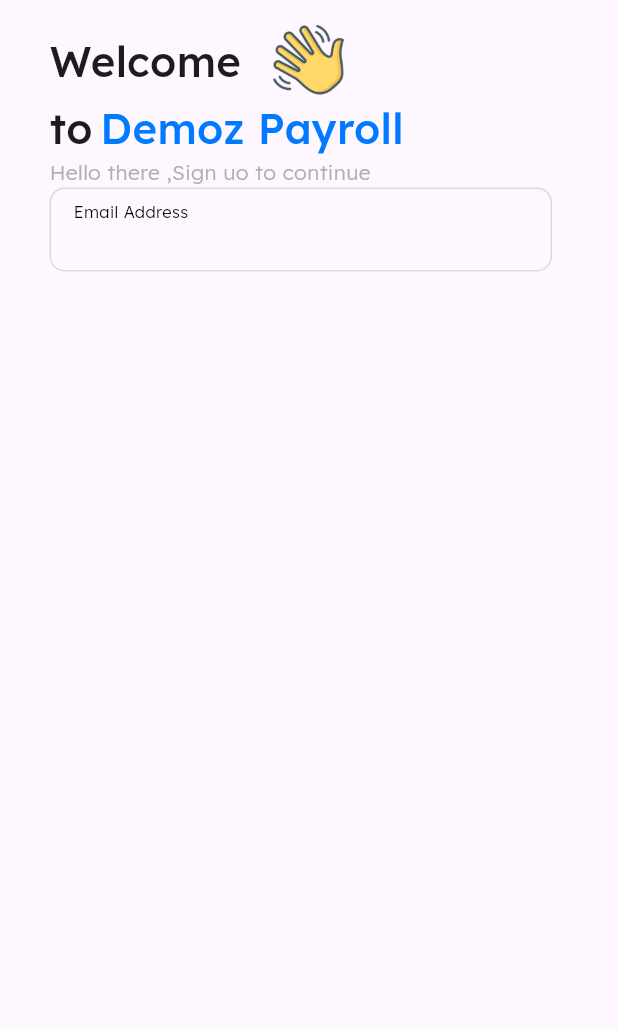
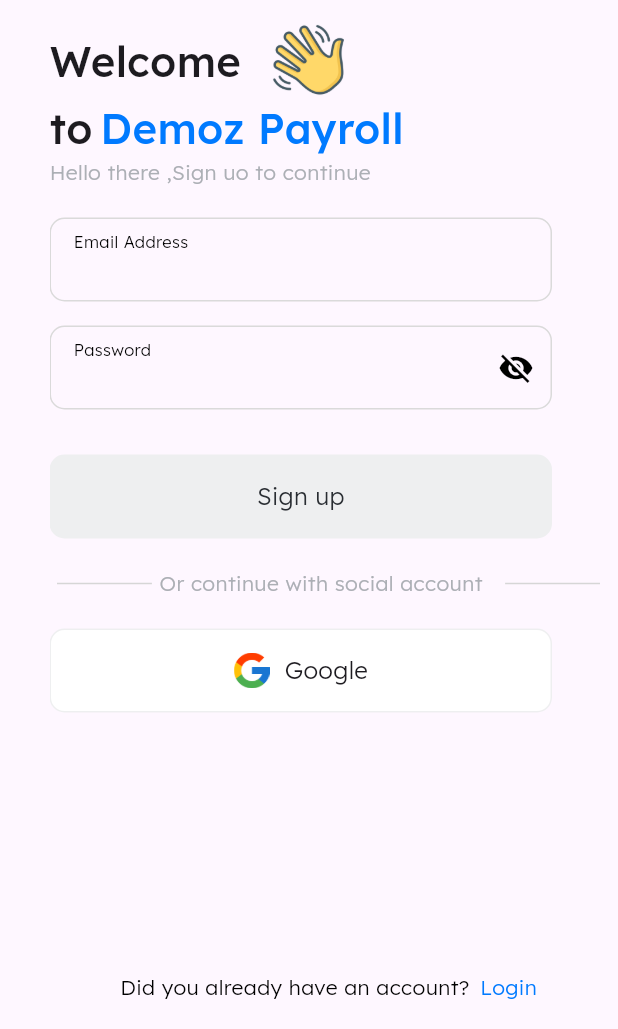
Before and after one commit to natidever/demoze, a Flutter app: the screen it shows after launch, on a phone screen of 412 x 824 dp, the part 207-1236 px from its top. Run offline on Flutter 3.47's test engine with Material 3 defaults, Android fonts, the phone set to English and light mode, and no system bars; our stand-ins replace get, google_fonts.

Commit message:
sign up page done with active paeg

```diff
--- a/lib/main.dart
+++ b/lib/main.dart
@@ -21,20 +21,20 @@
   /// if the app encounter non-flutter error custom page is used
   /// to handel the error gracefully
 
-  FlutterError.onError = (FlutterErrorDetails details) {
-    // Handle synchronous errors globally
-    print('Flutter Error: ${details.exceptionAsString()}');
+  // FlutterError.onError = (FlutterErrorDetails details) {
+  //   // Handle synchronous errors globally
+  //   print('Flutter Error: ${details.exceptionAsString()}');
 
-    // Redirect to custom error page using GetX
-    if (details.exception is! FlutterError) {
-      print('uuuuuuuuu${details.exception}');
-      // Use GetX to navigate to the error page
-      print('${details.exceptionAsString()}');
-      Get.to(() => GlobalErrorScreen(
-            errorMessage: details.exceptionAsString(),
-          ));
-    }
-  };
+  //   // Redirect to custom error page using GetX
+  //   if (details.exception is! FlutterError) {
+  //     print('Exceptions:${details.exception}');
+  //     // Use GetX to navigate to the error page
+  //     print('${details.exceptionAsString()}');
+  //     Get.to(() => GlobalErrorScreen(
+  //           errorMessage: details.exceptionAsString(),
+  //         ));
+  //   }
+  // };
 }
 
 class MyApp extends StatelessWidget {
@@ -47,7 +47,7 @@
         title: 'News App',
         debugShowCheckedModeBanner: false,
         // navigatorKey: navigatorKey,
-        initialRoute: AppRoutes.login,
+        initialRoute: AppRoutes.signup,
         getPages: AppRoutes.routes);
   }
 }
--- a/lib/pages/authentications/login.dart
+++ /dev/null
@@ -1,83 +0,0 @@
-import 'package:demoze/utils/constants.dart';
-import 'package:demoze/widgets/custom_form.dart';
-import 'package:demoze/widgets/custom_texts.dart';
-import 'package:demoze/widgets/layout_helpers.dart';
-import 'package:flutter/material.dart';
-import 'package:google_fonts/google_fonts.dart';
-
-class Login extends StatefulWidget {
-  @override
-  State<Login> createState() => _LoginState();
-}
-
-class _LoginState extends State<Login> {
-  // const Login({super.key});
-
-  @override
-  Widget build(BuildContext context) {
-    TextEditingController emailController = TextEditingController();
-    ;
-    final size = MediaQuery.of(context).size;
-    return Scaffold(
-      body: Padding(
-        padding: EdgeInsets.fromLTRB(33, 64, 7, 15),
-        child: Column(
-          crossAxisAlignment: CrossAxisAlignment.start,
-          mainAxisAlignment: MainAxisAlignment.start,
-          children: [
-            Padding(
-              padding: const EdgeInsets.only(bottom: 15.0),
-              child:
-                  Image.asset(width: 64, height: 74, 'assets/icons/logo.png'),
-            ),
-            Row(
-              // mainAxisAlignment: MainAxisAlignment.spaceAround,
-              children: [
-                HeadingText("Welcome"),
-                HorizontalSpace(20),
-                Image.asset(height: 50, width: 50, 'assets/icons/wave.png')
-              ],
-            ),
-            Row(
-              children: [
-                HeadingText('to'),
-                HorizontalSpace(5),
-                Text(
-                  'Demoz Payroll',
-                  style: GoogleFonts.lexend(
-                      color: primaryColor,
-                      fontSize: 28,
-                      fontWeight: FontWeight.w500),
-                )
-              ],
-            )
-
-            //RIch text removed //
-            // RichText(
-            //     text: TextSpan(children: [
-            //   TextSpan(
-            //       text: "to",
-            //       style: GoogleFonts.lexend(
-            //           fontSize: 28, fontWeight: FontWeight.w500)),
-            //   TextSpan(
-            //       text: "Demoz payroll",
-            //       style: GoogleFonts.lexend(
-            //           fontSize: 20, fontWeight: FontWeight.normal))
-            // ])),
-            ,
-            SubText("Hello there ,Sign uo to continue"),
-            Container(
-              width: 335,
-              height: 56,
-              child: CustomForm(
-                controller: emailController,
-                isPasswordVissible: false,
-                labelText: "Email Address",
-              ),
-            )
-          ],
-        ),
-      ),
-    );
-  }
-}
--- /dev/null
+++ b/lib/pages/authentications/signup.dart
@@ -0,0 +1,200 @@
+import 'package:demoze/utils/constants.dart';
+import 'package:demoze/widgets/custom_buttons.dart';
+import 'package:demoze/widgets/custom_form.dart';
+import 'package:demoze/widgets/custom_texts.dart';
+import 'package:demoze/widgets/layout_helpers.dart';
+import 'package:flutter/material.dart';
+import 'package:get/get.dart';
+import 'package:get/get_rx/get_rx.dart';
+import 'package:google_fonts/google_fonts.dart';
+
+class Signup extends StatefulWidget {
+  @override
+  State<Signup> createState() => _LoginState();
+}
+
+class _LoginState extends State<Signup> {
+  final TextEditingController _emailController = TextEditingController();
+  final TextEditingController _passwordController = TextEditingController();
+
+  RxBool _isFormValid = false.obs;
+
+  void _validateForm() {
+    _isFormValid.value =
+        _emailController.text.isNotEmpty && _passwordController.text.isNotEmpty;
+    print("value:${_isFormValid} :");
+  }
+  // const Login({super.key});
+
+  @override
+  void initState() {
+    // TODO: implement initState
+    super.initState();
+    _emailController.addListener(_validateForm);
+    _passwordController.addListener(_validateForm);
+  }
+
+  @override
+  Widget build(BuildContext context) {
+    final size = MediaQuery.of(context).size;
+    return Scaffold(
+      body: Padding(
+        padding: EdgeInsets.fromLTRB(33, 64, 7, 15),
+        child: SingleChildScrollView(
+          child: Column(
+            mainAxisSize: MainAxisSize.min,
+            crossAxisAlignment: CrossAxisAlignment.start,
+            mainAxisAlignment: MainAxisAlignment.start,
+            children: [
+              Padding(
+                padding: const EdgeInsets.only(bottom: 15.0),
+                child:
+                    Image.asset(width: 64, height: 74, 'assets/icons/logo.png'),
+              ),
+              Row(
+                // mainAxisAlignment: MainAxisAlignment.spaceAround,
+                children: [
+                  HeadingText("Welcome"),
+                  HorizontalSpace(20),
+                  Image.asset(height: 50, width: 50, 'assets/icons/wave.png')
+                ],
+              ),
+              Row(
+                children: [
+                  HeadingText('to'),
+                  HorizontalSpace(5),
+                  Text(
+                    'Demoz Payroll',
+                    style: GoogleFonts.lexend(
+                        color: primaryColor,
+                        fontSize: 28,
+                        fontWeight: FontWeight.w500),
+                  )
+                ],
+              )
+
+              //RIch text removed //
+              // RichText(
+              //     text: TextSpan(children: [
+              //   TextSpan(
+              //       text: "to",
+              //       style: GoogleFonts.lexend(
+              //           fontSize: 28, fontWeight: FontWeight.w500)),
+              //   TextSpan(
+              //       text: "Demoz payroll",
+              //       style: GoogleFonts.lexend(
+              //           fontSize: 20, fontWeight: FontWeight.normal))
+              // ])),
+              ,
+              SubText("Hello there ,Sign uo to continue"),
+              Padding(
+                padding: const EdgeInsets.fromLTRB(0, 20, 0, 16),
+                child: Container(
+                  width: 335,
+                  height: 56,
+                  child: CustomForm(
+                    controller: _emailController,
+                    isPasswordVissible: false,
+                    labelText: "Email Address",
+                  ),
+                ),
+              ),
+              Padding(
+                padding: const EdgeInsets.only(bottom: 30.0),
+                child: Container(
+                  width: 335,
+                  height: 56,
+                  child: CustomForm(
+                    controller: _passwordController,
+                    isPasswordVissible: true,
+                    labelText: "Password",
+                  ),
+                ),
+              ),
+              Obx(() {
+                return PrimaryButton(
+                    text: "Sign up",
+                    color: _isFormValid.value == true
+                        ? primaryColor
+                        : inactiveButtonColor,
+                    textColor: _isFormValid.value
+                        ? white
+                        : inactiveTextColorForButton);
+              }),
+              Padding(
+                padding: const EdgeInsets.fromLTRB(0, 20, 0, 20),
+                child: Row(
+                  children: [
+                    Flexible(
+                      child: Padding(
+                        padding: const EdgeInsets.symmetric(horizontal: 5.0),
+                        child: HorizontalLine(height: 1, width: 140),
+                      ),
+                    ),
+                    Padding(
+                      padding: const EdgeInsets.only(right: 10.0),
+                      child: SubText("Or continue with social account"),
+                    ),
+                    Flexible(
+                      child: Padding(
+                        padding: const EdgeInsets.symmetric(horizontal: 5.0),
+                        child: HorizontalLine(height: 1, width: 150),
+                      ),
+                    ),
+                  ],
+                ),
+              ),
+              Container(
+                  width: 335,
+                  height: 56,
+                  decoration: BoxDecoration(
+                    color: Color.fromRGBO(255, 255, 255, 1),
+                    border:
+                        Border.all(color: Color.fromRGBO(172, 175, 181, 0.2)),
+                    borderRadius: BorderRadius.circular(10),
+                  ),
+                  child: Row(
+                    mainAxisAlignment: MainAxisAlignment.center,
+                    children: [
+                      Image.asset(
+                          width: 24, height: 24, 'assets/icons/google.png'),
+                      HorizontalSpace(10),
+                      Text(
+                        "Google",
+                        style: GoogleFonts.lexend(
+                            fontSize: 16, fontWeight: FontWeight.w300),
+                      )
+                    ],
+                  )),
+              // Flexible(child: Container()),
+              VerticalSpace(size.height * 0.21),
+              Padding(
+                padding: const EdgeInsets.only(bottom: 30.0),
+                child: Row(
+                  mainAxisAlignment: MainAxisAlignment.center,
+                  children: [
+                    NormalAppText(
+                        text: "Did you already have an account?",
+                        fontSize: 14,
+                        fontWeight: FontWeight.w300),
+                    HorizontalSpace(7),
+
+                    GestureDetector(
+                      onTap: () {},
+                      child: NormalAppText(
+                          textColor: primaryColor,
+                          text: "Login",
+                          fontSize: 14,
+                          fontWeight: FontWeight.w300),
+                    )
+                    // Text("Did you already have an account? "),
+                  ],
+                ),
+              )
+            ],
+          ),
+        ),
+      ),
+    );
+  }
+}
--- a/lib/route/app_route.dart
+++ b/lib/route/app_route.dart
@@ -1,4 +1,4 @@
-import 'package:demoze/pages/authentications/login.dart';
+import 'package:demoze/pages/authentications/signup.dart';
 import 'package:get/get.dart';
 
 class AppRoutes {
@@ -6,7 +6,7 @@
   static const home = '/home';
   static const details = '/details';
   static const onboarding = '/onboarding';
-  static const login = '/login';
+  static const signup = '/signup';
   static const base_screen = '/base_screen';
   static const bookmark = '/bookmark';
   static const discover = '/discover';
@@ -17,8 +17,8 @@
   // Define the routes map u
   static List<GetPage> routes = [
     GetPage(
-      name: login,
-      page: () => Login(),
+      name: signup,
+      page: () => Signup(),
     ),
   ];
 }
--- a/lib/utils/constants.dart
+++ b/lib/utils/constants.dart
@@ -2,3 +2,7 @@
 
 const primaryColor = Color.fromRGBO(0, 122, 255, 1);
 const subTextColor = Color.fromRGBO(172, 175, 181, 1);
+const black = Color.fromRGBO(0, 0, 0, 1);
+const white = Color.fromRGBO(255, 255, 255, 1);
+const inactiveButtonColor = Color.fromRGBO(238, 239, 240, 1);
+const inactiveTextColorForButton = Color.fromRGBO(41, 45, 50, 1);
--- /dev/null
+++ b/lib/widgets/custom_buttons.dart
@@ -0,0 +1,25 @@
+import 'package:demoze/utils/constants.dart';
+import 'package:flutter/material.dart';
+import 'package:google_fonts/google_fonts.dart';
+
+Widget PrimaryButton({Color? color, String? text, Color? textColor}) {
+  return Container(
+    width: 335,
+    height: 56,
+    decoration: BoxDecoration(
+      color: color,
+      borderRadius: BorderRadius.circular(10),
+    ),
+    child: Center(
+        child: Text(
+      text ?? '',
+      style: GoogleFonts.lexend(
+        textStyle: TextStyle(
+          color: textColor,
+          fontSize: 16,
+          fontWeight: FontWeight.w300,
+        ),
+      ),
+    )),
+  );
+}
--- a/lib/widgets/custom_form.dart
+++ b/lib/widgets/custom_form.dart
@@ -65,7 +65,7 @@
           ),
           focusNode: _focusNode,
           controller: widget.controller,
-          obscureText: widget.isPasswordVissible == true ? false : true,
+          obscureText: formController.isPasswordVissible == true ? true : false,
           decoration: InputDecoration(
             // contentPadding: EdgeInsets.fromLTRB(8, 90, 0, 0), // Adjust padding
             contentPadding: EdgeInsets.fromLTRB(15, 50, 0, 0), // Ad ,
@@ -86,6 +86,7 @@
                 },
                 icon: widget.isPasswordVissible == true
                     ? Icon(
+                        color: black,
                         formController.isPasswordVissible == true
                             ? Icons.visibility
                             : Icons.visibility_off,
--- a/lib/widgets/custom_texts.dart
+++ b/lib/widgets/custom_texts.dart
@@ -16,3 +16,15 @@
         fontSize: 14, fontWeight: FontWeight.w300, color: subTextColor),
   );
 }
+
+Widget NormalAppText(
+    {String? text,
+    double? fontSize,
+    FontWeight? fontWeight,
+    Color? textColor}) {
+  return Text(
+    text ?? "",
+    style: GoogleFonts.lexend(
+        fontSize: fontSize, fontWeight: fontWeight, color: textColor ?? black),
+  );
+}
```
Also changed, not shown: assets/icons/google.png (added).
